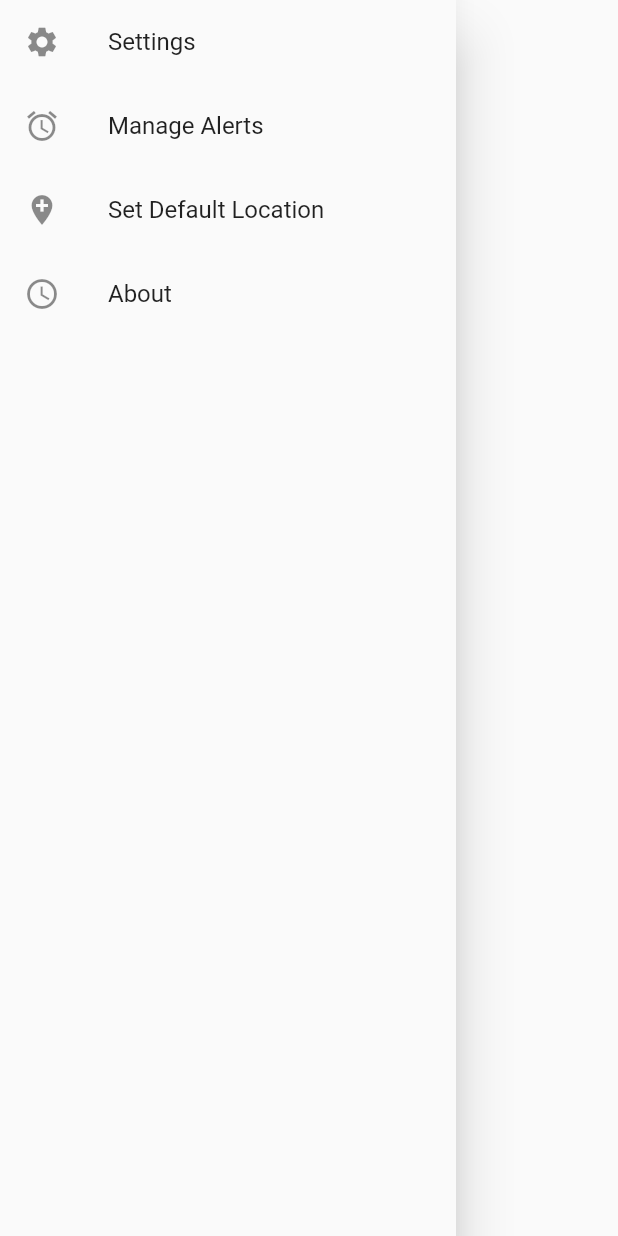
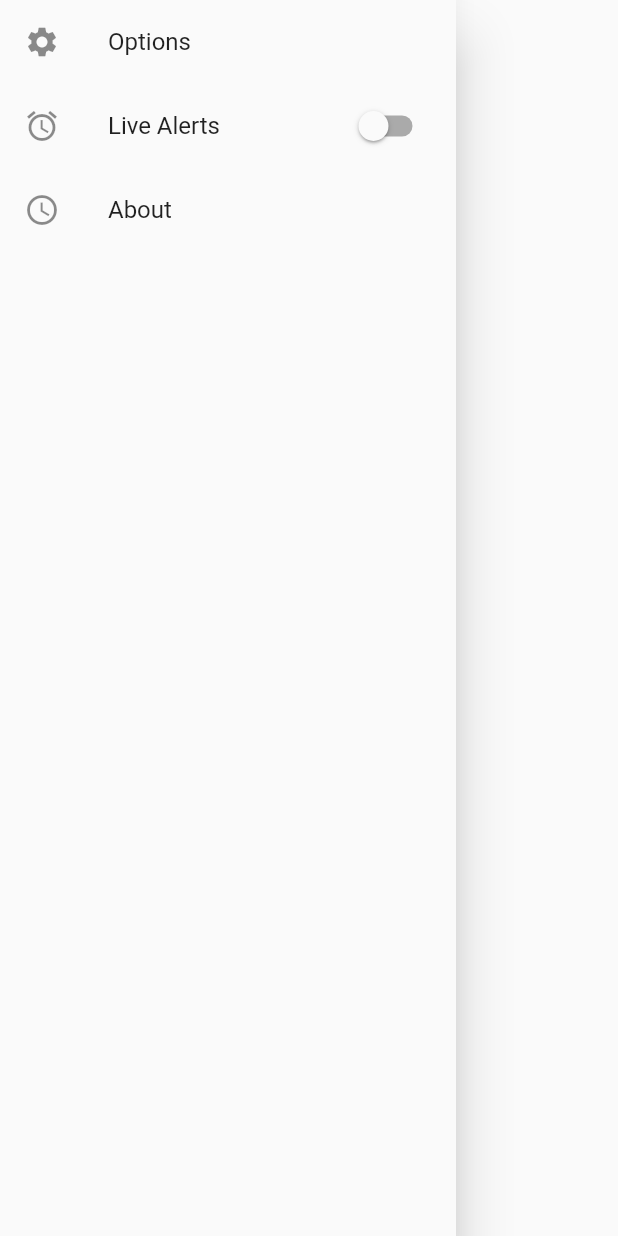
Before and after one commit to javeke/jami, a Flutter app: the SideDrawer widget shown alone on an empty page, opened directly, on a phone screen of 412 x 824 dp. Run offline on Flutter 3.47's test engine with Material 2 defaults, Android fonts, the phone set to English and light mode, and no system bars; our stand-ins replace firebase_messaging, google_maps_flutter; accounts and stored records are empty.

Commit message:
fixed appbar

```diff
--- a/lib/main.dart
+++ b/lib/main.dart
@@ -112,8 +112,8 @@ class _MyAppState extends State<MyApp> {
       home: Scaffold(
         drawer: SideDrawer(),
         appBar: AppBar(
-          title: Text('JAM i'),
-          centerTitle: true,
+          title: Text('JAM i',
+          ),
           actions: <Widget>[
             IconButton(
               color: Color(0xFF00ADEF),
--- a/lib/side_drawer.dart
+++ b/lib/side_drawer.dart
@@ -1,6 +1,12 @@
 import 'package:flutter/material.dart';
 
-class SideDrawer extends StatelessWidget {
+class SideDrawer extends StatefulWidget {
+
+  SideDrawerState createState() => SideDrawerState();
+}
+
+class SideDrawerState extends State<SideDrawer> {
+bool livealert = false;
   @override
   Widget build(BuildContext context) {
     return Drawer(
@@ -8,15 +14,18 @@ class SideDrawer extends StatelessWidget {
         children: <Widget>[
           ListTile(
             leading: Icon(Icons.settings),
-            title: Text('Settings'),
+            title: Text('Options'),
           ),
           ListTile(
             leading: Icon(Icons.access_alarm),
-            title: Text('Manage Alerts'),
-          ),
-          ListTile(
-            leading: Icon(Icons.add_location),
-            title: Text('Set Default Location'),
+            title: Text('Live Alerts'),
+            trailing: Switch(
+                  value: livealert,
+                  onChanged: (value) {
+                    setState(() {
+                      livealert = value;
+                    });
+                  }),
           ),
           ListTile(
             leading: Icon(Icons.access_time),
```
Also changed, not shown: lib/createalert.dart (+11 -0 lines).
